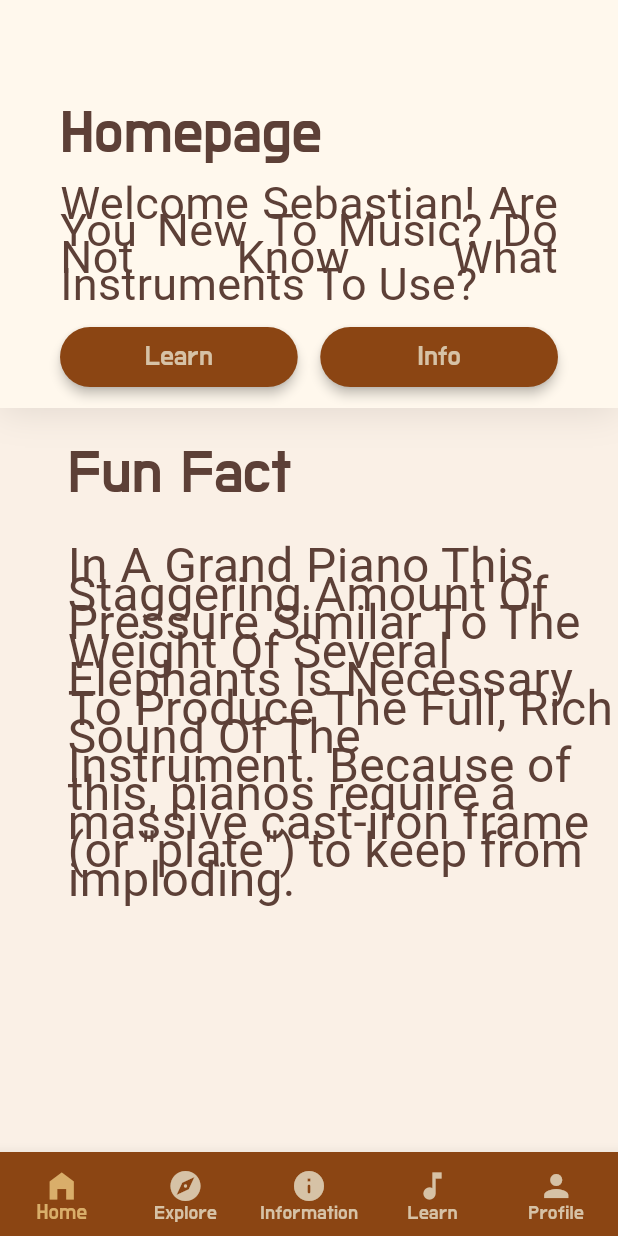
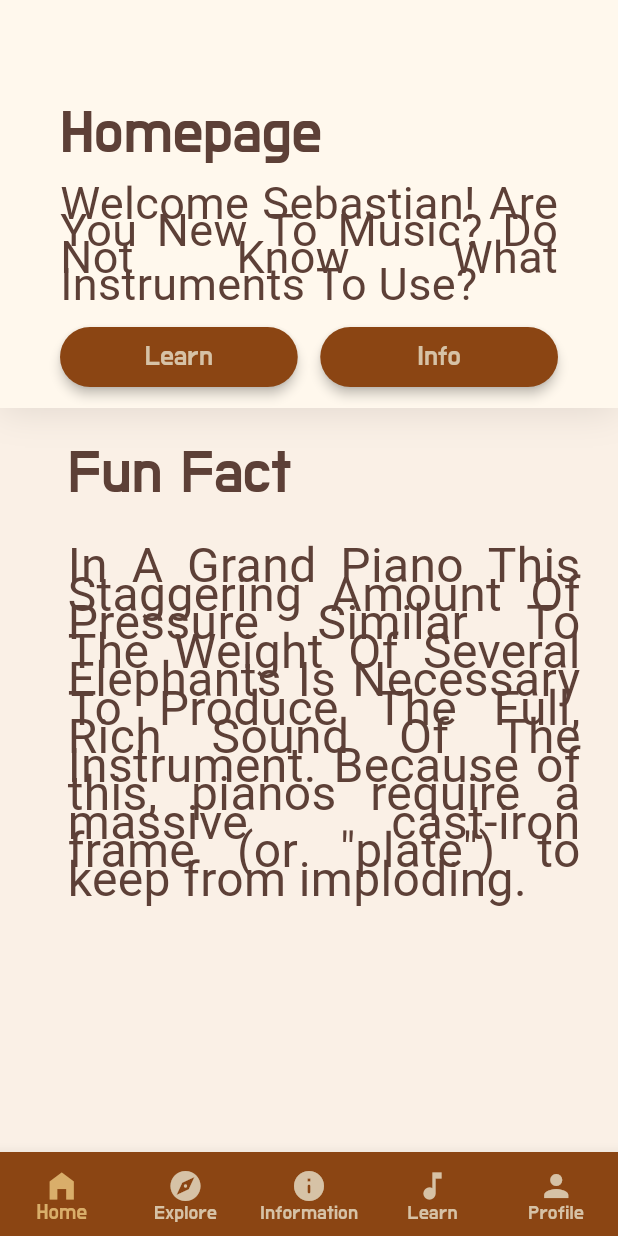
Before and after one commit to Sebasty28/ceeGee, a Flutter app: the screen it shows after launch, on a phone screen of 412 x 824 dp. Run offline on Flutter 3.47's test engine with Material 3 defaults, Android fonts, the phone set to English and light mode, and no system bars; Roboto replaces fonts that are missing (Dongle).

Commit message:
Update homepage.dart

```diff
--- a/lib/homepage.dart
+++ b/lib/homepage.dart
@@ -149,11 +149,12 @@ class Homepage extends StatelessWidget {
             const SizedBox(height: 15),
 
              const Padding(
-              padding: EdgeInsets.only(left: 45.0, bottom: 8.0),
+              padding: EdgeInsets.only(left: 45.0, right: 25.0, bottom: 8.0),
               child: Align(
                 alignment: Alignment.centerLeft,
                 child: Text(
                   'In A Grand Piano This Staggering Amount Of Pressure Similar To The Weight Of Several Elephants Is Necessary To Produce The Full, Rich Sound Of The Instrument. Because of this, pianos require a massive cast-iron frame (or "plate") to keep from imploding.',
+                  textAlign: TextAlign.justify,
                   style: TextStyle(
                     fontFamily: 'Dongle',
                     fontSize: 32,
```
